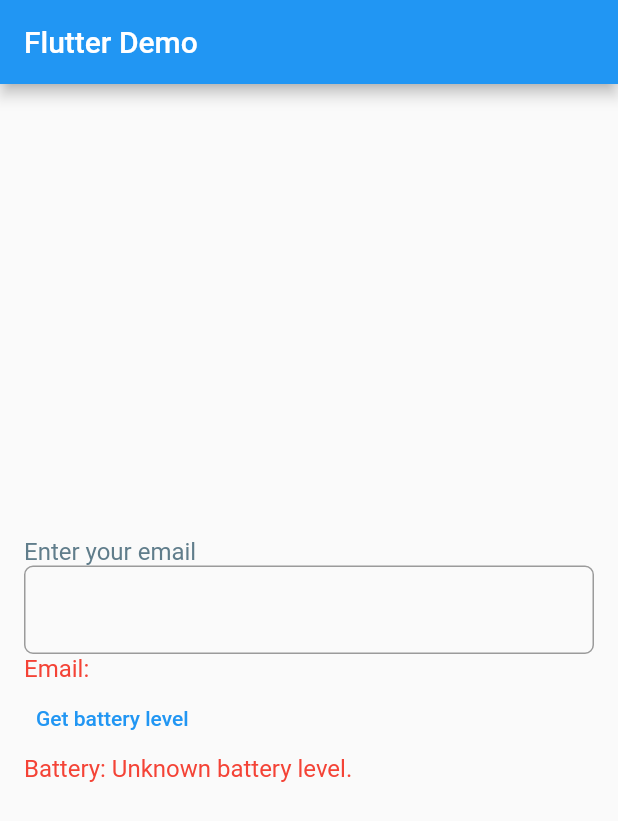
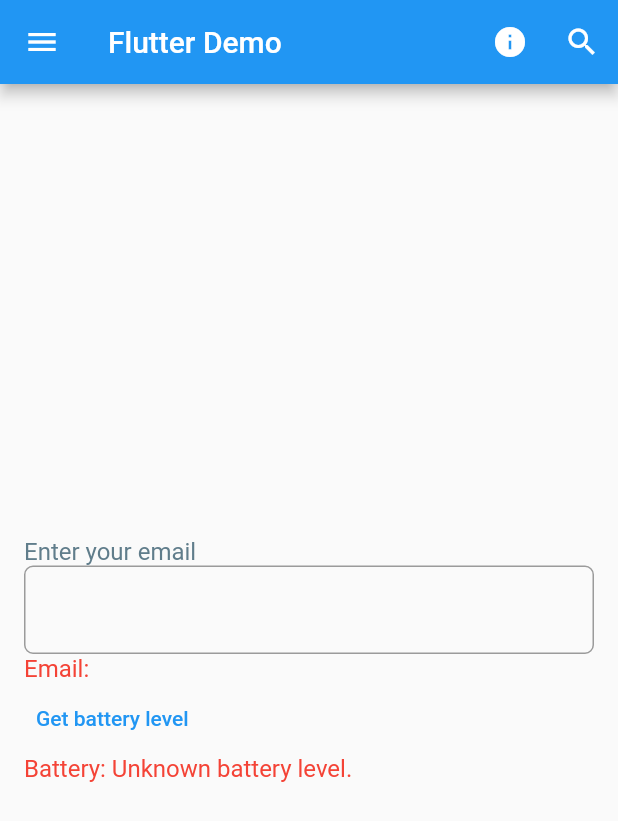
Before and after one commit to LeThinh2511/Flutter, a Flutter app: the screen it shows after launch, on a phone screen of 412 x 824 dp. Shown: the top 821 px of the screen. Run offline on Flutter 3.47's test engine with Material 2 defaults, Android fonts, the phone set to English and light mode, and no system bars.

Commit message:
[Study] Material design

```diff
--- a/lib/routes/application.dart
+++ b/lib/routes/application.dart
@@ -21,7 +21,35 @@ class _ApplicationState extends State<Application> {
     return MaterialApp(
       title: widget.title,
       home: Scaffold(
+        drawer: Drawer(
+          child: ListView(
+            children: const <Widget> [
+              ListTile(
+                leading: Icon(Icons.home),
+                title: Text('Home'),
+              ),
+              ListTile(
+                leading: Icon(Icons.people),
+                title: Text('Profile'),
+              ),
+            ],
+          ),
+        ),
         appBar: AppBar(
+          automaticallyImplyLeading: true,
+          actions: <Widget> [
+            IconButton(
+                onPressed: () {
+                },
+                icon: const Icon(Icons.info)
+            ),
+            IconButton(
+                onPressed: () {
+
+                },
+                icon: const Icon(Icons.search)
+            )
+          ],
           title: Text(
             widget.title,
             textDirection: TextDirection.ltr,
```
